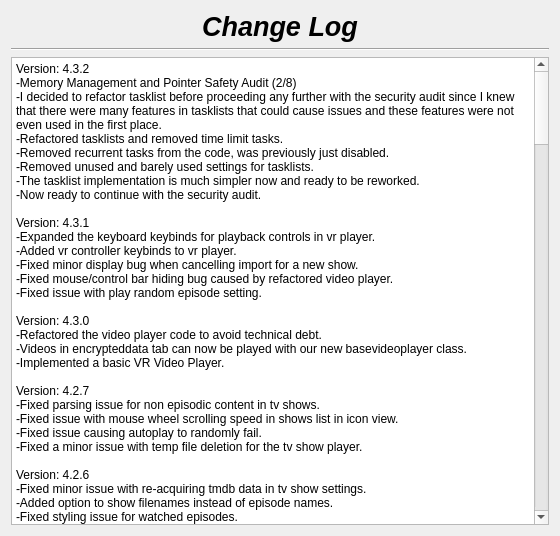
The window that changelog.ui (therealMaPMaKeR/MMDiary) describes before a commit, drawn with Qt 5.
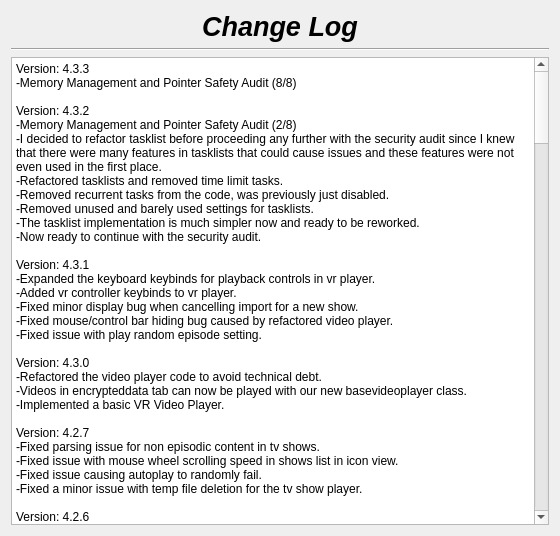
The same window after the commit.

Commit message:
sec audit prompt 8
no issues detected

The edit to the form file:
```diff
--- a/changelog.ui
+++ b/changelog.ui
@@ -55,7 +55,8 @@
 li.unchecked::marker { content: &quot;\2610&quot;; }
 li.checked::marker { content: &quot;\2612&quot;; }
 &lt;/style&gt;&lt;/head&gt;&lt;body style=&quot; font-family:'Segoe UI'; font-size:9pt; font-weight:400; font-style:normal;&quot;&gt;
-&lt;p style=&quot; margin-top:0px; margin-bottom:0px; margin-left:0px; margin-right:0px; -qt-block-indent:0; text-indent:0px;&quot;&gt;Version: 4.3.2&lt;br /&gt;-Memory Management and Pointer Safety Audit (2/8)&lt;/p&gt;
+&lt;p style=&quot; margin-top:0px; margin-bottom:0px; margin-left:0px; margin-right:0px; -qt-block-indent:0; text-indent:0px;&quot;&gt;Version: 4.3.3&lt;br /&gt;-Memory Management and Pointer Safety Audit (8/8)&lt;/p&gt;
+&lt;p style=&quot; margin-top:0px; margin-bottom:0px; margin-left:0px; margin-right:0px; -qt-block-indent:0; text-indent:0px;&quot;&gt;&lt;br /&gt;Version: 4.3.2&lt;br /&gt;-Memory Management and Pointer Safety Audit (2/8)&lt;/p&gt;
 &lt;p style=&quot; margin-top:0px; margin-bottom:0px; margin-left:0px; margin-right:0px; -qt-block-indent:0; text-indent:0px;&quot;&gt;-I decided to refactor tasklist before proceeding any further with the security audit since I knew that there were many features in tasklists that could cause issues and these features were not even used in the first place.&lt;/p&gt;
 &lt;p style=&quot; margin-top:0px; margin-bottom:0px; margin-left:0px; margin-right:0px; -qt-block-indent:0; text-indent:0px;&quot;&gt;-Refactored tasklists and removed time limit tasks.&lt;/p&gt;
 &lt;p style=&quot; margin-top:0px; margin-bottom:0px; margin-left:0px; margin-right:0px; -qt-block-indent:0; text-indent:0px;&quot;&gt;-Removed recurrent tasks from the code, was previously just disabled.&lt;br /&gt;-Removed unused and barely used settings for tasklists.&lt;br /&gt;-The tasklist implementation is much simpler now and ready to be reworked.&lt;br /&gt;-Now ready to continue with the security audit.&lt;br /&gt;&lt;br /&gt;Version: 4.3.1&lt;br /&gt;-Expanded the keyboard keybinds for playback controls in vr player.&lt;br /&gt;-Added vr controller keybinds to vr player.&lt;br /&gt;-Fixed minor display bug when cancelling import for a new show.&lt;/p&gt;
```
